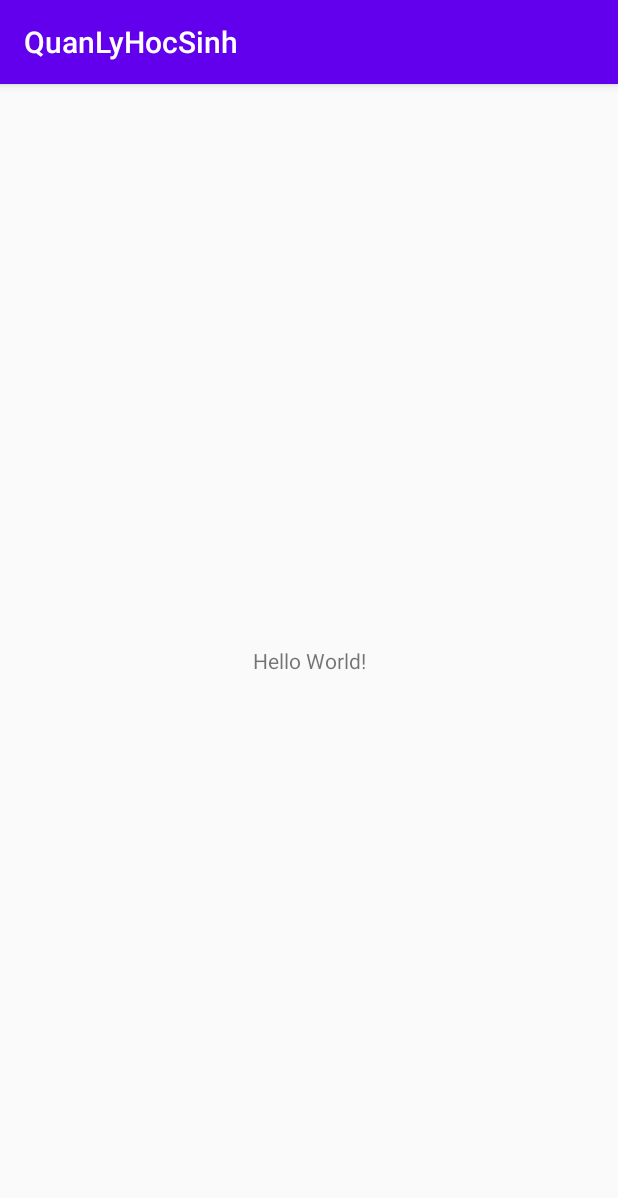
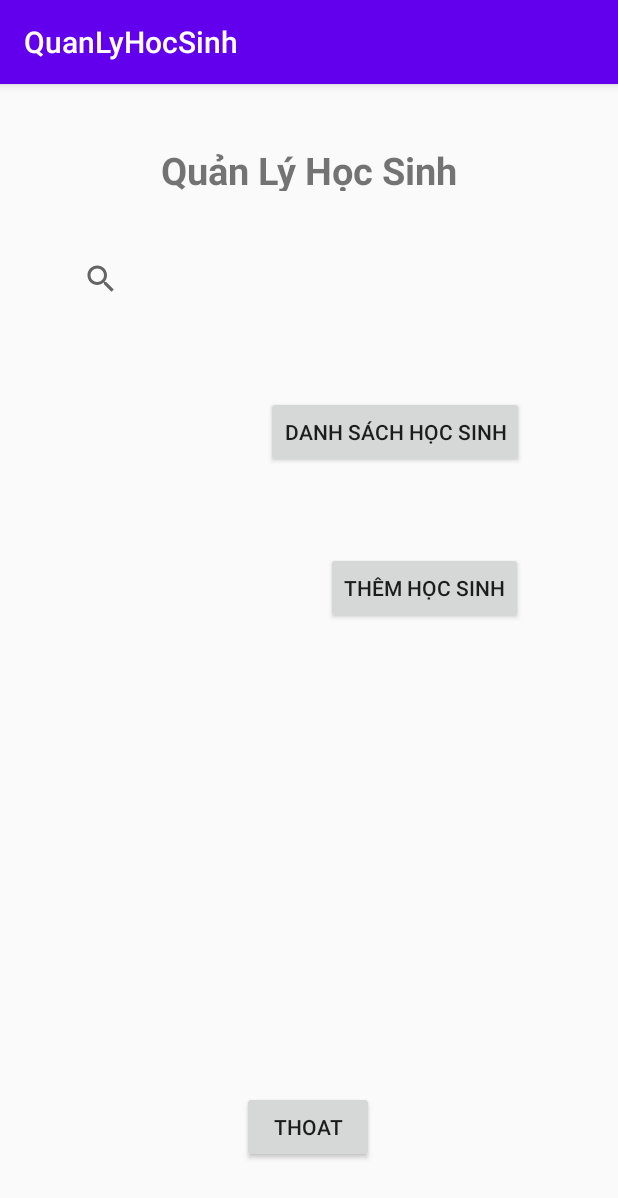
Before and after one commit to pphong/QuanLyHocSinh, an Android app: the screen it shows after launch (MainActivity), on a phone screen of 412 x 824 dp. Shown: the top 1198 px of the screen. Run offline under Robolectric (Android 15) with nearby library versions, the phone set to English and light mode, and no system bars.

Commit message:
main menu UI (menu QuanLyHocSinh)

```diff
--- a/app/src/main/res/layout/activity_main.xml
+++ b/app/src/main/res/layout/activity_main.xml
@@ -7,12 +7,61 @@
     tools:context=".MainActivity">
 
     <TextView
+        android:id="@+id/textView"
+        android:layout_width="220dp"
+        android:layout_height="31dp"
+        android:gravity="center_horizontal"
+        android:text="@string/title_main_menu_name"
+        android:textSize="25sp"
+        android:textStyle="bold"
+        app:layout_constraintBottom_toBottomOf="parent"
+        app:layout_constraintHorizontal_bias="0.498"
+        app:layout_constraintLeft_toLeftOf="parent"
+        app:layout_constraintRight_toRightOf="parent"
+        app:layout_constraintTop_toTopOf="parent"
+        app:layout_constraintVertical_bias="0.054" />
+
+    <Button
+        android:id="@+id/button2"
         android:layout_width="wrap_content"
         android:layout_height="wrap_content"
-        android:text="Hello World!"
-        app:layout_constraintBottom_toBottomOf="parent"
-        app:layout_constraintLeft_toLeftOf="parent"
-        app:layout_constraintRight_toRightOf="parent"
+        android:layout_marginTop="312dp"
+        android:text="@string/btn_add"
+        app:layout_constraintEnd_toEndOf="parent"
+        app:layout_constraintHorizontal_bias="0.775"
+        app:layout_constraintStart_toStartOf="parent"
         app:layout_constraintTop_toTopOf="parent" />
 
+    <Button
+        android:id="@+id/button"
+        android:layout_width="wrap_content"
+        android:layout_height="wrap_content"
+        android:layout_marginTop="208dp"
+        android:text="@string/btn_list"
+        app:layout_constraintEnd_toEndOf="parent"
+        app:layout_constraintHorizontal_bias="0.738"
+        app:layout_constraintStart_toStartOf="parent"
+        app:layout_constraintTop_toTopOf="parent" />
+
+    <Button
+        android:id="@+id/button3"
+        android:layout_width="wrap_content"
+        android:layout_height="wrap_content"
+        android:text="@string/btn_exit"
+        app:layout_constraintBottom_toBottomOf="parent"
+        app:layout_constraintEnd_toEndOf="parent"
+        app:layout_constraintHorizontal_bias="0.498"
+        app:layout_constraintStart_toStartOf="parent"
+        app:layout_constraintTop_toTopOf="parent"
+        app:layout_constraintVertical_bias="0.932" />
+
+    <SearchView
+        android:layout_width="325dp"
+        android:layout_height="40dp"
+        app:layout_constraintBottom_toBottomOf="parent"
+        app:layout_constraintEnd_toEndOf="parent"
+        app:layout_constraintStart_toStartOf="parent"
+        app:layout_constraintTop_toTopOf="parent"
+        app:layout_constraintVertical_bias="0.151" />
+
 </androidx.constraintlayout.widget.ConstraintLayout>
--- a/app/src/main/res/values/strings.xml
+++ b/app/src/main/res/values/strings.xml
@@ -1,3 +1,8 @@
 <resources>
     <string name="app_name">QuanLyHocSinh</string>
+    <string name="title_main_menu_name">Quản Lý Học Sinh</string>
+    <string name="btn_list">Danh sách học sinh</string>
+    <string name="btn_add">Thêm học sinh</string>
+    <string name="btn_exit">Thoat</string>
+
 </resources>
```
